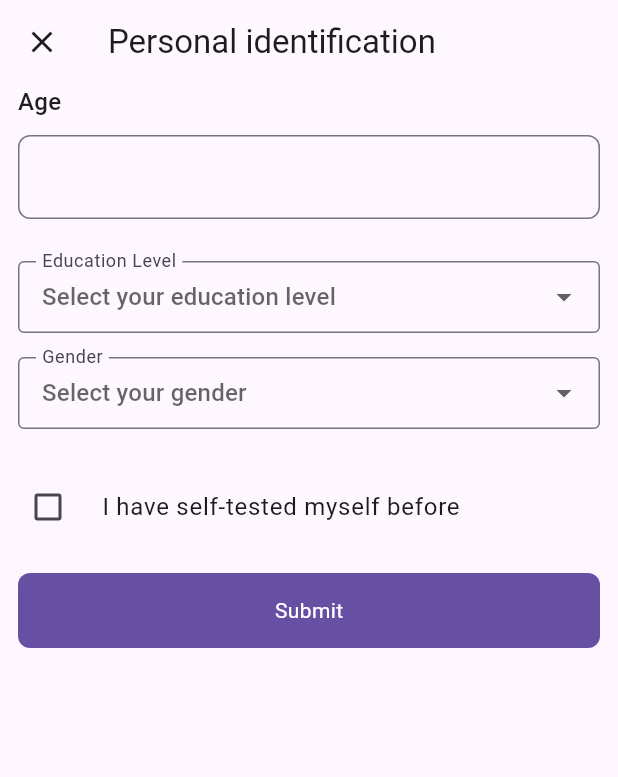
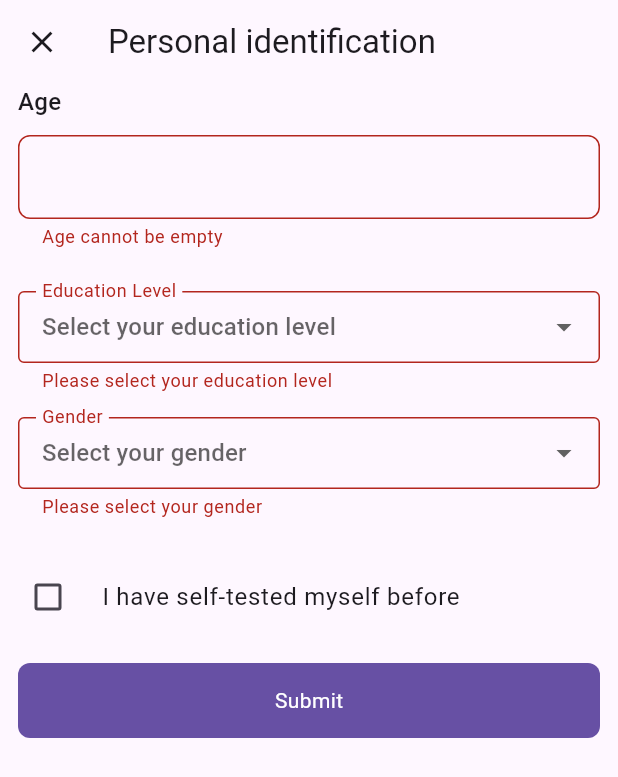
Before and after one commit to CharlesMuchogo/Smart_Test, a Flutter app: the DemographicDataPage screen opened directly, after a tap on "Submit", on a phone screen of 412 x 824 dp. Shown: the top 777 px of the screen. Run offline on Flutter 3.47's test engine with Material 3 defaults, Android fonts, the phone set to English and light mode, and no system bars; our stand-ins replace chewie, dio, equatable, firebase_core, firebase_storage, flutter_bloc and 8 more; accounts and stored records are empty.

```diff
--- a/lib/auth/demographic_data.dart
+++ b/lib/auth/demographic_data.dart
@@ -1,7 +1,14 @@
 import 'package:flutter/material.dart';
 import 'package:flutter/services.dart';
+import 'package:flutter_bloc/flutter_bloc.dart';
 import 'package:research/Presentation/common/AppButton.dart';
 import 'package:research/Presentation/common/AppTextField.dart';
+import 'package:research/bloc/Login/login_bloc.dart';
+import 'package:research/functions/app_functions.dart';
+import 'package:research/functions/constants.dart';
+import 'package:research/models/dto/UpdateUserDTO.dart';
+
+import '../Presentation/common/AppLoadingButtonContent.dart';
 
 class DemographicDataPage extends StatefulWidget {
   const DemographicDataPage({super.key});
@@ -11,7 +18,7 @@ class DemographicDataPage extends StatefulWidget {
 }
 
 class _DemographicDataPageState extends State<DemographicDataPage> {
-  GlobalKey<FormState> _key = GlobalKey<FormState>();
+  GlobalKey<FormState> _formKey = GlobalKey<FormState>();
   TextEditingController ageController = TextEditingController();
 
   List<String> educationChoices = [
@@ -45,7 +52,7 @@ class _DemographicDataPageState extends State<DemographicDataPage> {
         ),
       ),
       body: Form(
-        key: _key,
+        key: _formKey,
         child: ListView(
           padding: EdgeInsets.symmetric(horizontal: 12),
           children: [
@@ -70,6 +77,9 @@ class _DemographicDataPageState extends State<DemographicDataPage> {
                     educationLevel = newValue.toString();
                   });
                 },
+                validator: (val) => educationLevel == null
+                    ? "Please select your education level"
+                    : null,
                 items: educationChoices.map((choice) {
                   return DropdownMenuItem(
                     child: Text(choice),
@@ -93,6 +103,8 @@ class _DemographicDataPageState extends State<DemographicDataPage> {
                     gender = newValue.toString();
                   });
                 },
+                validator: (val) =>
+                    gender == null ? "Please select your gender" : null,
                 items: genders.map((choice) {
                   return DropdownMenuItem(
                     child: Text(choice),
@@ -118,8 +130,38 @@ class _DemographicDataPageState extends State<DemographicDataPage> {
             ),
             SizedBox(height: 16),
             AppButton(
-              content: Text("Submit", style: TextStyle(color: Colors.white),),
-              onClick: (){},
+              content: BlocConsumer<LoginBloc, LoginState>(
+                listener: (context, state) {
+                  if(state.status == LoginStatus.failed){
+                    AppFunctions().snackbar(context, state.message, Colors.red);
+                  }
+                  if(state.status == LoginStatus.success){
+                    AppFunctions().snackbar(context, state.message, Colors.green);
+                  }
+                },
+                  builder: (context, state) {
+                  if(state.status == LoginStatus.loading){
+                    return AppLoadingButtonContent(message: "submitting...");
+                  }
+                  return Text(
+                    "Submit",
+                    style: TextStyle(color: Colors.white),
+                  );
+                },
+              ),
+              onClick: () {
+                if (!_formKey.currentState!.validate()) {
+                  return;
+                }
+                UpdateUserDTO userDTO = UpdateUserDTO(
+                    age: ageController.text,
+                    educationLevel: educationLevel!,
+                    testedBefore: testedBefore,
+                    gender: gender!);
+                context
+                    .read<LoginBloc>()
+                    .add(UpdateDetails(userDTO: userDTO, context: context));
+              },
             )
           ],
         ),
--- a/lib/bloc/Login/login_event.dart
+++ b/lib/bloc/Login/login_event.dart
@@ -59,8 +59,16 @@ class GetLogin extends LoginEvent {
 
 class CheckAuthentication extends LoginEvent {
   final BuildContext context;
-
   const CheckAuthentication({
     required this.context,
   });
 }
+
+class UpdateDetails extends LoginEvent {
+  final BuildContext context;
+  final UpdateUserDTO userDTO;
+  const UpdateDetails( {
+    required this.userDTO,
+    required this.context,
+  });
+}
--- /dev/null
+++ b/lib/models/dto/UpdateUserDTO.dart
@@ -0,0 +1,21 @@
+import 'package:json_annotation/json_annotation.dart';
+
+part 'UpdateUserDTO.g.dart';
+
+@JsonSerializable()
+class UpdateUserDTO {
+  final String age;
+  final String educationLevel;
+  final bool testedBefore;
+  final String gender;
+
+  UpdateUserDTO({
+    required this.age,
+    required this.educationLevel,
+    required this.testedBefore,
+    required this.gender,
+  });
+
+  factory UpdateUserDTO.fromJson(Map<String, dynamic> json) => _$UpdateUserDTOFromJson(json);
+  Map<String, dynamic> toJson() => _$UpdateUserDTOToJson(this);
+}
--- /dev/null
+++ b/lib/models/dto/login_response_dto.dart
@@ -0,0 +1,49 @@
+import 'package:json_annotation/json_annotation.dart';
+
+part 'login_response_dto.g.dart';
+
+@JsonSerializable()
+class LoginResponseDTO {
+  final String message;
+  final User user;
+
+  LoginResponseDTO({
+    required this.message,
+    required this.user,
+  });
+
+  factory LoginResponseDTO.fromJson(Map<String, dynamic> json) => _$LoginResponseDTOFromJson(json);
+  Map<String, dynamic> toJson() => _$LoginResponseDTOToJson(this);
+}
+
+@JsonSerializable()
+class User {
+  final int ID;
+  final String firstName;
+  final String lastName;
+  final String phone;
+  final String email;
+  final String password;
+  final String profilePhoto;
+  final String age;
+  final String educationLevel;
+  final bool testedBefore;
+  final String gender;
+
+  User({
+    required this.ID,
+    required this.firstName,
+    required this.lastName,
+    required this.phone,
+    required this.email,
+    required this.password,
+    required this.profilePhoto,
+    required this.age,
+    required this.educationLevel,
+    required this.testedBefore,
+    required this.gender,
+  });
+
+  factory User.fromJson(Map<String, dynamic> json) => _$UserFromJson(json);
+  Map<String, dynamic> toJson() => _$UserToJson(this);
+}
--- a/pubspec.yaml
+++ b/pubspec.yaml
@@ -35,6 +35,7 @@ dependencies:
   chewie: ^1.7.0
   http: ^0.13.6
   flutter_local_notifications: ^12.0.2
+  json_annotation: ^4.9.0
   permission_handler: ^10.4.3
   intl_phone_number_input: ^0.7.4
 
@@ -42,7 +43,8 @@ dependencies:
 dev_dependencies:
   flutter_test:
     sdk: flutter
-  flutter_launcher_icons: "^0.13.1"
+  build_runner: ^2.4.8
+  json_serializable: ^6.3.1
 
 flutter_launcher_icons:
   android: "launcher_icon"
```
Also changed, not shown: lib/Presentation/common/AppLoadingButtonContent.dart (added, +29 -0 lines), lib/auth/Login.dart (+2 -10 lines), lib/bloc/Login/login_bloc.dart (+65 -16 lines), lib/functions/api.dart (+17 -0 lines), lib/models/dto/UpdateUserDTO.g.dart (added), lib/models/dto/login_response_dto.g.dart (added), pubspec.lock, 1 other file.
